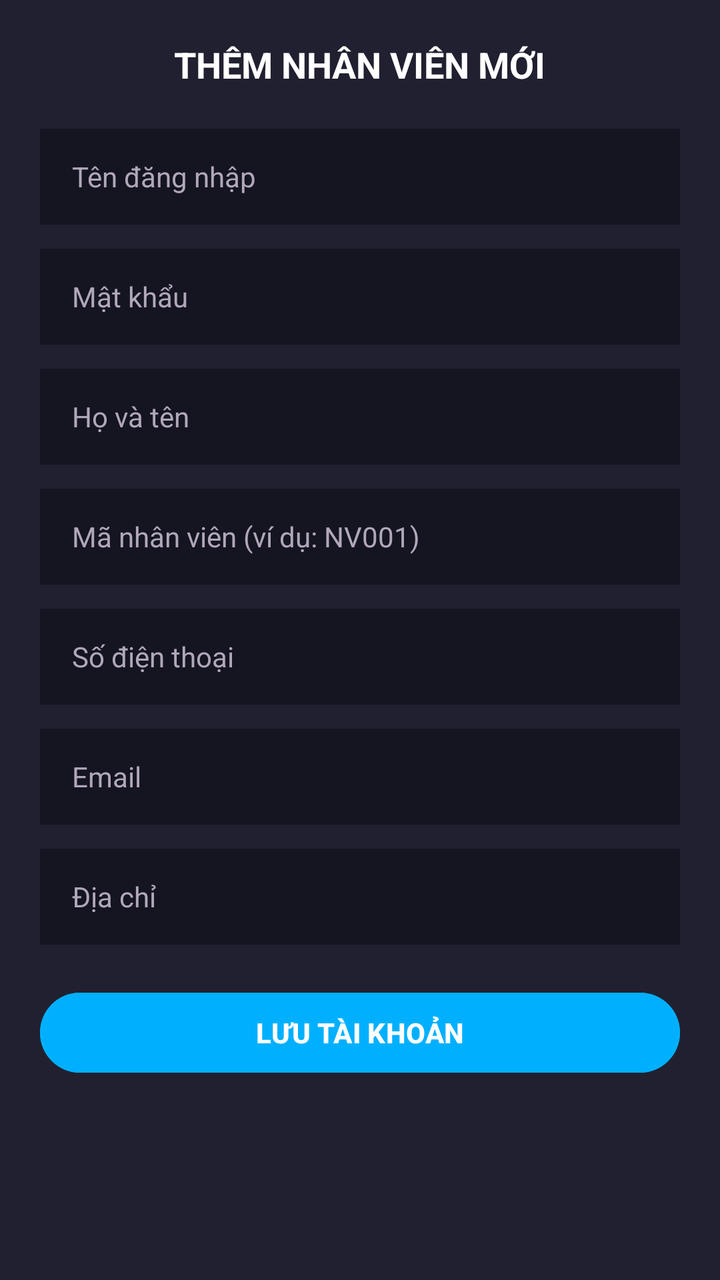
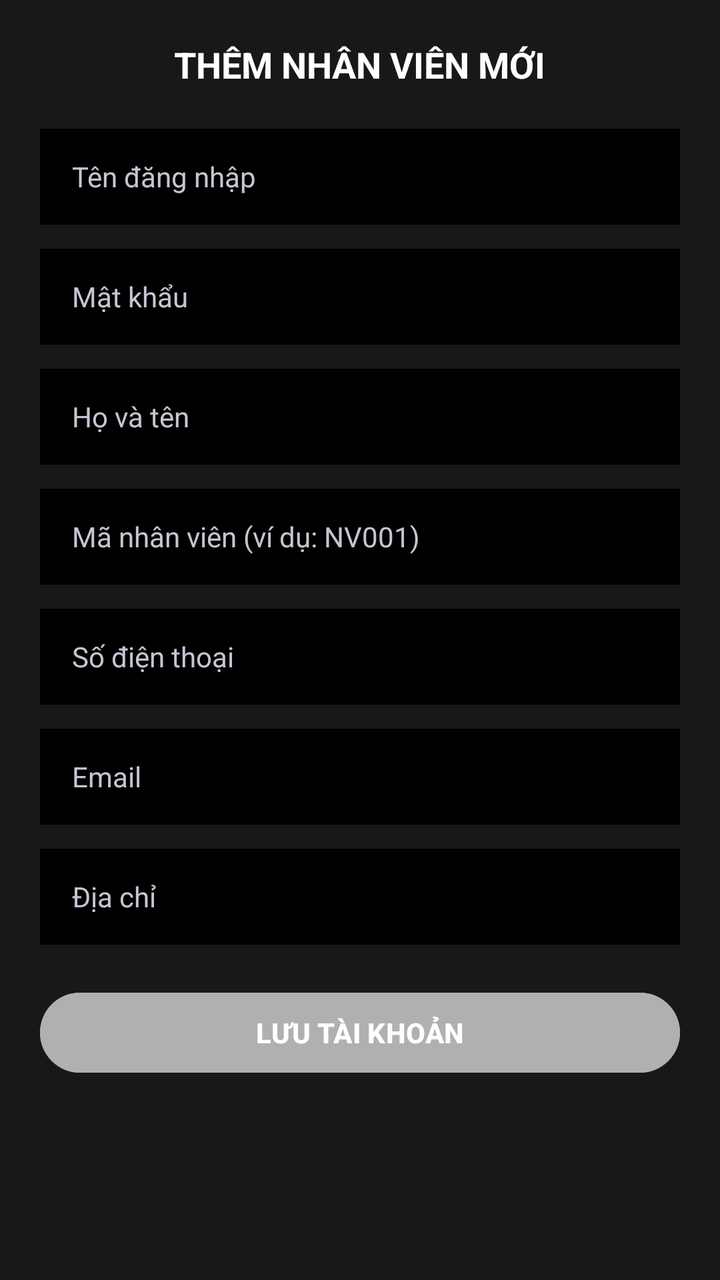

Before-and-after screenshots of an Android layout around one commit, followed by the original layout XML and the change that was made.
<!-- AndroidManifest.xml: application theme Theme.QLTV -->
<!-- res/layout/dialog_add_edit_staff.xml -->
<?xml version="1.0" encoding="utf-8"?>
<ScrollView xmlns:android="http://schemas.android.com/apk/res/android"
    android:layout_width="match_parent"
    android:layout_height="wrap_content"
    android:background="#212030"
    android:padding="20dp">

    <LinearLayout
        android:layout_width="match_parent"
        android:layout_height="wrap_content"
        android:orientation="vertical">

        <TextView
            android:id="@+id/txtStaffDialogTitle"
            android:layout_width="wrap_content"
            android:layout_height="wrap_content"
            android:layout_gravity="center_horizontal"
            android:layout_marginBottom="20dp"
            android:text="THÊM NHÂN VIÊN MỚI"
            android:textColor="#FFFFFF"
            android:textSize="18sp"
            android:textStyle="bold" />

        
        <EditText
            android:id="@+id/edtStaffDialogUsername"
            android:layout_width="match_parent"
            android:layout_height="48dp"
            android:layout_marginBottom="12dp"
            android:background="#151421"
            android:hint="Tên đăng nhập"
            android:textColorHint="#B0A8B9"
            android:textColor="#FFFFFF"
            android:paddingHorizontal="16dp"
            android:textSize="14sp"
            android:singleLine="true" />

        
        <EditText
            android:id="@+id/edtStaffDialogPassword"
            android:layout_width="match_parent"
            android:layout_height="48dp"
            android:layout_marginBottom="12dp"
            android:background="#151421"
            android:hint="Mật khẩu"
            android:textColorHint="#B0A8B9"
            android:textColor="#FFFFFF"
            android:paddingHorizontal="16dp"
            android:textSize="14sp"
            android:inputType="textPassword"
            android:singleLine="true" />

        
        <EditText
            android:id="@+id/edtStaffDialogFullName"
            android:layout_width="match_parent"
            android:layout_height="48dp"
            android:layout_marginBottom="12dp"
            android:background="#151421"
            android:hint="Họ và tên"
            android:textColorHint="#B0A8B9"
            android:textColor="#FFFFFF"
            android:paddingHorizontal="16dp"
            android:textSize="14sp"
            android:singleLine="true" />

        
        <EditText
            android:id="@+id/edtStaffDialogCode"
            android:layout_width="match_parent"
            android:layout_height="48dp"
            android:layout_marginBottom="12dp"
            android:background="#151421"
            android:hint="Mã nhân viên (ví dụ: NV001)"
            android:textColorHint="#B0A8B9"
            android:textColor="#FFFFFF"
            android:paddingHorizontal="16dp"
            android:textSize="14sp"
            android:singleLine="true" />

        
        <EditText
            android:id="@+id/edtStaffDialogPhone"
            android:layout_width="match_parent"
            android:layout_height="48dp"
            android:layout_marginBottom="12dp"
            android:background="#151421"
            android:hint="Số điện thoại"
            android:textColorHint="#B0A8B9"
            android:textColor="#FFFFFF"
            android:paddingHorizontal="16dp"
            android:textSize="14sp"
            android:inputType="phone"
            android:singleLine="true" />

        
        <EditText
            android:id="@+id/edtStaffDialogEmail"
            android:layout_width="match_parent"
            android:layout_height="48dp"
            android:layout_marginBottom="12dp"
            android:background="#151421"
            android:hint="Email"
            android:textColorHint="#B0A8B9"
            android:textColor="#FFFFFF"
            android:paddingHorizontal="16dp"
            android:textSize="14sp"
            android:inputType="textEmailAddress"
            android:singleLine="true" />

        
        <EditText
            android:id="@+id/edtStaffDialogAddress"
            android:layout_width="match_parent"
            android:layout_height="48dp"
            android:layout_marginBottom="20dp"
            android:background="#151421"
            android:hint="Địa chỉ"
            android:textColorHint="#B0A8B9"
            android:textColor="#FFFFFF"
            android:paddingHorizontal="16dp"
            android:textSize="14sp"
            android:singleLine="true" />

        
        <Button
            android:id="@+id/btnStaffDialogSave"
            android:layout_width="match_parent"
            android:layout_height="wrap_content"
            android:backgroundTint="#00B0FF"
            android:text="LƯU TÀI KHOẢN"
            android:textColor="#FFFFFF"
            android:textStyle="bold" />
    </LinearLayout>
</ScrollView>
<!-- resources referenced by this layout -->
<resources>
  <style name="Theme.QLTV" parent="Base.Theme.QLTV" />
  <style name="Base.Theme.QLTV" parent="Theme.Material3.DayNight.NoActionBar">
          
          
      </style>
</resources>

<!-- the commit's change to res/layout/dialog_add_edit_staff.xml (unified diff, before → after) -->
@@ -2,7 +2,7 @@
 <ScrollView xmlns:android="http://schemas.android.com/apk/res/android"
     android:layout_width="match_parent"
     android:layout_height="wrap_content"
-    android:background="#212030"
+    android:background="#181818"
     android:padding="20dp">
 
     <LinearLayout
@@ -27,9 +27,9 @@
             android:layout_width="match_parent"
             android:layout_height="48dp"
             android:layout_marginBottom="12dp"
-            android:background="#151421"
+            android:background="#000000"
             android:hint="Tên đăng nhập"
-            android:textColorHint="#B0A8B9"
+            android:textColorHint="#C5C5D2"
             android:textColor="#FFFFFF"
             android:paddingHorizontal="16dp"
             android:textSize="14sp"
@@ -41,9 +41,9 @@
             android:layout_width="match_parent"
             android:layout_height="48dp"
             android:layout_marginBottom="12dp"
-            android:background="#151421"
+            android:background="#000000"
             android:hint="Mật khẩu"
-            android:textColorHint="#B0A8B9"
+            android:textColorHint="#C5C5D2"
             android:textColor="#FFFFFF"
             android:paddingHorizontal="16dp"
             android:textSize="14sp"
@@ -56,9 +56,9 @@
             android:layout_width="match_parent"
             android:layout_height="48dp"
             android:layout_marginBottom="12dp"
-            android:background="#151421"
+            android:background="#000000"
             android:hint="Họ và tên"
-            android:textColorHint="#B0A8B9"
+            android:textColorHint="#C5C5D2"
             android:textColor="#FFFFFF"
             android:paddingHorizontal="16dp"
             android:textSize="14sp"
@@ -70,9 +70,9 @@
             android:layout_width="match_parent"
             android:layout_height="48dp"
             android:layout_marginBottom="12dp"
-            android:background="#151421"
+            android:background="#000000"
             android:hint="Mã nhân viên (ví dụ: NV001)"
-            android:textColorHint="#B0A8B9"
+            android:textColorHint="#C5C5D2"
             android:textColor="#FFFFFF"
             android:paddingHorizontal="16dp"
             android:textSize="14sp"
@@ -84,9 +84,9 @@
             android:layout_width="match_parent"
             android:layout_height="48dp"
             android:layout_marginBottom="12dp"
-            android:background="#151421"
+            android:background="#000000"
             android:hint="Số điện thoại"
-            android:textColorHint="#B0A8B9"
+            android:textColorHint="#C5C5D2"
             android:textColor="#FFFFFF"
             android:paddingHorizontal="16dp"
             android:textSize="14sp"
@@ -99,9 +99,9 @@
             android:layout_width="match_parent"
             android:layout_height="48dp"
             android:layout_marginBottom="12dp"
-            android:background="#151421"
+            android:background="#000000"
             android:hint="Email"
-            android:textColorHint="#B0A8B9"
+            android:textColorHint="#C5C5D2"
             android:textColor="#FFFFFF"
             android:paddingHorizontal="16dp"
             android:textSize="14sp"
@@ -114,9 +114,9 @@
             android:layout_width="match_parent"
             android:layout_height="48dp"
             android:layout_marginBottom="20dp"
-            android:background="#151421"
+            android:background="#000000"
             android:hint="Địa chỉ"
-            android:textColorHint="#B0A8B9"
+            android:textColorHint="#C5C5D2"
             android:textColor="#FFFFFF"
             android:paddingHorizontal="16dp"
             android:textSize="14sp"
@@ -127,7 +127,7 @@
             android:id="@+id/btnStaffDialogSave"
             android:layout_width="match_parent"
             android:layout_height="wrap_content"
-            android:backgroundTint="#00B0FF"
+            android:backgroundTint="#B0B0B0"
             android:text="LƯU TÀI KHOẢN"
             android:textColor="#FFFFFF"
             android:textStyle="bold" />
